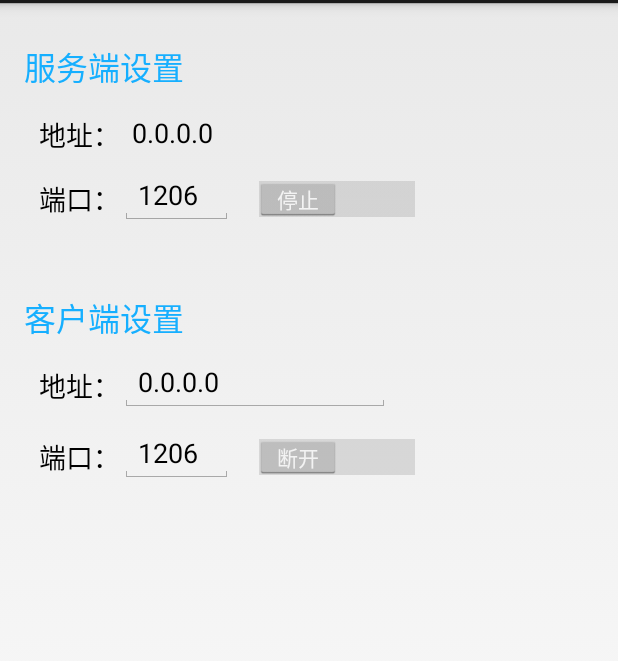
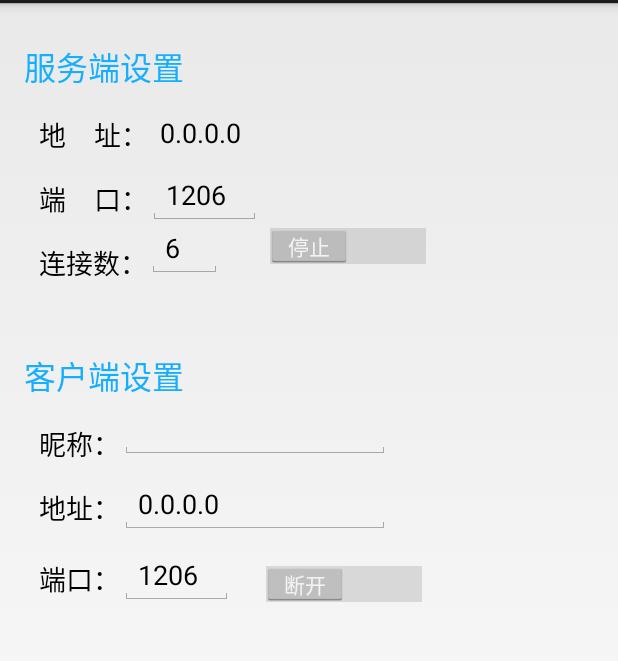
Before and after one commit to bigsupersniper/WLANGames, an Android app: the fragment GameServerFragment shown on its own in the app's theme, on a phone screen of 412 x 824 dp, the part 69-730 px from its top. Run offline under Robolectric (Android 15) with nearby library versions, the phone set to English and light mode, and no system bars.

Commit message:
添加服务端连接数设置，添加客户端标识设置

```diff
--- a/app/src/main/java/org/bigsupersniper/wlangames/activity/BluffDiceFragment.java
+++ b/app/src/main/java/org/bigsupersniper/wlangames/activity/BluffDiceFragment.java
@@ -1,6 +1,5 @@
 package org.bigsupersniper.wlangames.activity;
 
-import android.app.Activity;
 import android.media.MediaPlayer;
 import android.os.Bundle;
 import android.app.Fragment;
@@ -34,7 +33,7 @@ public class BluffDiceFragment extends Fragment {
                              Bundle savedInstanceState) {
         View view = inflater.inflate(R.layout.fragment_bluff_dice, container, false);
 
-        tvDiceCount = (TextView)view.findViewById(R.id.tvDiceCount);
+        tvDiceCount = (TextView)view.findViewById(R.id.textView20);
         tvDiceDesc = (TextView)view.findViewById(R.id.tvDiceDesc);
         tvDiceCount.setText("游戏次数 : " + count + " 次");
         gvDices = (GridView)view.findViewById(R.id.gvDices);
@@ -52,7 +51,7 @@ public class BluffDiceFragment extends Fragment {
 
     public void refreshDices(int[] ids){
         if (ids.length < 5) return;
-        tvDiceDesc.setText("上一局游戏时间 : " + new SimpleDateFormat("yyyy-MM-dd HH:mm:ss").format(new Date()));
+        tvDiceDesc.setText("上一局游戏时间 : " + new SimpleDateFormat("HH:mm:ss").format(new Date()));
         tvDiceCount.setText("游戏次数 : " + (++count) + " 次");
         if (!player.isPlaying()) {
             player.start();
--- a/app/src/main/java/org/bigsupersniper/wlangames/activity/CPokerFragment.java
+++ b/app/src/main/java/org/bigsupersniper/wlangames/activity/CPokerFragment.java
@@ -5,9 +5,6 @@ import android.os.Bundle;
 import android.view.LayoutInflater;
 import android.view.View;
 import android.view.ViewGroup;
-import android.widget.GridView;
-import android.widget.SimpleAdapter;
-import android.widget.StackView;
 import android.widget.TextView;
 
 import org.bigsupersniper.wlangames.R;
@@ -63,7 +60,7 @@ public class CPokerFragment extends Fragment {
     }
 
     public void refreshCards(String[] cards){
-        tvCPokerDesc.setText("上一局游戏时间 : " + new SimpleDateFormat("yyyy-MM-dd HH:mm:ss").format(new Date()));
+        tvCPokerDesc.setText("上一局游戏时间 : " + new SimpleDateFormat("HH:mm:ss").format(new Date()));
         tvCPokerCount.setText("游戏次数 : " + (++count) + " 次");
 
         Class<R.drawable> c = R.drawable.class;
--- a/app/src/main/java/org/bigsupersniper/wlangames/socket/OnSocketClientListener.java
+++ b/app/src/main/java/org/bigsupersniper/wlangames/socket/OnSocketClientListener.java
@@ -11,7 +11,7 @@ public interface OnSocketClientListener {
 
     public void onMessage(String message);
 
-    public void onRead(SocketMessage msg);
+    public void onRead(SocketClient client , SocketMessage msg);
 
     public void onSend(SocketClient client , SocketMessage msg);
 }
--- a/app/src/main/java/org/bigsupersniper/wlangames/socket/SocketCmd.java
+++ b/app/src/main/java/org/bigsupersniper/wlangames/socket/SocketCmd.java
@@ -1,11 +1,12 @@
 package org.bigsupersniper.wlangames.socket;
 
 /**
- * Created by sniper on 2014/7/28.
+ * Created by linfeng on 2014/7/28.
  */
 public class SocketCmd {
     public final static String Connected = "connected";
     public final static String Disconnected = "disconnected";
+    public final static String SetClientId = "setclientid";
     public final static String BluffDice = "bluffdice";
     public final static String CPoker = "cpoker";
 }
--- a/app/src/main/java/org/bigsupersniper/wlangames/socket/SocketUtils.java
+++ b/app/src/main/java/org/bigsupersniper/wlangames/socket/SocketUtils.java
@@ -10,5 +10,4 @@ public class SocketUtils {
     public final static int EndByte = 0;
     public final static int BufferSize = 1024;
     public final static Charset MessageCharset = Charset.forName("utf-8");
-    public final static int SocketPoolSize = 20;
 }
--- a/app/src/main/res/layout/activity_index.xml
+++ b/app/src/main/res/layout/activity_index.xml
@@ -24,7 +24,7 @@
                 android:layout_height="wrap_content"
                 android:textAppearance="?android:attr/textAppearanceLarge"
                 android:text="WLAN Games"
-                android:id="@+id/tvDiceCount"
+                android:id="@+id/textView20"
                 android:layout_gravity="center"
                 android:layout_centerVertical="true"
                 android:layout_centerHorizontal="true"
@@ -36,7 +36,7 @@
                 android:textAppearance="?android:attr/textAppearanceSmall"
                 android:text="© LINFENG 2014"
                 android:id="@+id/tvDiceDesc"
-                android:layout_below="@+id/tvDiceCount"
+                android:layout_below="@+id/textView20"
                 android:layout_centerHorizontal="true"
                 android:layout_marginTop="8dp" />
         </RelativeLayout>
--- a/app/src/main/res/layout/fragment_bluff_dice.xml
+++ b/app/src/main/res/layout/fragment_bluff_dice.xml
@@ -14,7 +14,7 @@
         android:layout_height="wrap_content"
         android:numColumns="1"
         android:verticalSpacing="10dp"
-        android:layout_below="@+id/tvDiceCount"
+        android:layout_below="@+id/textView20"
         android:layout_alignParentLeft="true"
         android:layout_alignParentStart="true"
         android:layout_marginTop="30dp"
@@ -34,7 +34,7 @@
         android:layout_width="wrap_content"
         android:layout_height="wrap_content"
         android:textAppearance="?android:attr/textAppearanceSmall"
-        android:id="@+id/tvDiceCount"
+        android:id="@+id/textView20"
         android:layout_below="@+id/tvDiceDesc"
         android:layout_centerHorizontal="true"
         android:layout_marginTop="10dp" />
--- a/app/src/main/res/layout/fragment_game_server.xml
+++ b/app/src/main/res/layout/fragment_game_server.xml
@@ -19,8 +19,8 @@
             android:layout_width="wrap_content"
             android:layout_height="wrap_content"
             android:textAppearance="?android:attr/textAppearanceMedium"
-            android:text="地址："
-            android:id="@+id/tvDiceCount"
+            android:text="地    址："
+            android:id="@+id/textView5"
             android:layout_below="@+id/tvDiceDesc"
             android:layout_alignParentLeft="true"
             android:layout_alignParentStart="true"
@@ -32,19 +32,19 @@
             android:layout_height="wrap_content"
             android:textAppearance="?android:attr/textAppearanceMedium"
             android:id="@+id/tvIP"
-            android:layout_alignTop="@+id/tvDiceCount"
-            android:layout_toRightOf="@+id/tvDiceCount"
+            android:layout_alignTop="@+id/textView5"
+            android:layout_toRightOf="@+id/textView5"
             android:layout_marginLeft="8dp" />
 
         <TextView
             android:layout_width="wrap_content"
             android:layout_height="wrap_content"
             android:textAppearance="?android:attr/textAppearanceMedium"
-            android:text="端口："
+            android:text="端    口："
             android:id="@+id/textView3"
-            android:layout_below="@+id/tvDiceCount"
-            android:layout_alignLeft="@+id/tvDiceCount"
-            android:layout_alignStart="@+id/tvDiceCount"
+            android:layout_below="@+id/textView5"
+            android:layout_alignLeft="@+id/textView5"
+            android:layout_alignStart="@+id/textView5"
             android:layout_marginTop="15dp" />
 
         <EditText
@@ -76,11 +76,35 @@
             android:id="@+id/swServer"
             android:textOff="停止"
             android:textOn="开启"
-            android:layout_alignTop="@+id/textView3"
-            android:layout_toRightOf="@+id/etPort"
-            android:layout_marginLeft="15dp"
             android:singleLine="false"
-            android:checked="false" />
+            android:checked="false"
+            android:layout_toEndOf="@+id/etPort"
+            android:layout_toRightOf="@+id/etCount"
+            android:layout_below="@+id/etPort"
+            android:layout_marginLeft="30dp" />
+
+        <TextView
+            android:layout_width="wrap_content"
+            android:layout_height="wrap_content"
+            android:textAppearance="?android:attr/textAppearanceMedium"
+            android:text="连接数："
+            android:id="@+id/textView"
+            android:layout_alignParentLeft="true"
+            android:layout_alignParentStart="true"
+            android:layout_below="@+id/textView3"
+            android:layout_marginTop="15dp"
+            android:layout_marginLeft="10dp" />
+
+        <EditText
+            android:layout_width="wrap_content"
+            android:layout_height="wrap_content"
+            android:id="@+id/etCount"
+            android:minWidth="50dp"
+            android:text="6"
+            android:numeric="integer"
+            android:layout_below="@+id/textView3"
+            android:layout_toRightOf="@+id/textView"
+            android:layout_toEndOf="@+id/textView" />
 
     </RelativeLayout>
 
@@ -111,7 +135,7 @@
             android:textAppearance="?android:attr/textAppearanceMedium"
             android:text="地址："
             android:id="@+id/textView8"
-            android:layout_below="@+id/textView12"
+            android:layout_below="@+id/textView6"
             android:layout_alignParentLeft="true"
             android:layout_alignParentStart="true"
             android:layout_marginTop="15dp"
@@ -140,18 +164,6 @@
             android:textSize="21dp"
             android:textColor="#ff16afff" />
 
-        <Switch
-            android:layout_width="wrap_content"
-            android:layout_height="wrap_content"
-            android:id="@+id/swClient"
-            android:textOff="断开"
-            android:textOn="连接"
-            android:layout_alignTop="@+id/textView10"
-            android:layout_toRightOf="@+id/etServerPort"
-            android:layout_marginLeft="15dp"
-            android:singleLine="false"
-            android:checked="false" />
-
         <EditText
             android:layout_width="wrap_content"
             android:layout_height="wrap_content"
@@ -162,6 +174,39 @@
             android:layout_alignTop="@+id/textView8"
             android:numeric="integer" />
 
+        <TextView
+            android:layout_width="wrap_content"
+            android:layout_height="wrap_content"
+            android:textAppearance="?android:attr/textAppearanceMedium"
+            android:text="昵称："
+            android:id="@+id/textView6"
+            android:layout_below="@+id/textView12"
+            android:layout_alignLeft="@+id/textView10"
+            android:layout_toStartOf="@+id/etServerPort"
+            android:layout_marginTop="15dp" />
+
+        <EditText
+            android:layout_width="wrap_content"
+            android:layout_height="wrap_content"
+            android:id="@+id/etClientId"
+            android:layout_below="@+id/textView12"
+            android:layout_alignEnd="@+id/etServerIP"
+            android:layout_alignLeft="@+id/etServerPort" />
+
+        <Switch
+            android:layout_width="wrap_content"
+            android:layout_height="wrap_content"
+            android:id="@+id/swClient"
+            android:textOff="断开"
+            android:textOn="连接"
+            android:singleLine="false"
+            android:checked="false"
+            android:layout_alignWithParentIfMissing="false"
+            android:layout_alignBottom="@+id/etServerPort"
+            android:layout_toRightOf="@+id/etServerPort"
+            android:layout_toEndOf="@+id/etServerPort"
+            android:layout_marginLeft="20dp" />
+
     </RelativeLayout>
 
 </RelativeLayout>
```
Also changed, not shown: app/src/main/java/org/bigsupersniper/wlangames/activity/GameServerFragment.java (+37 -13 lines), app/src/main/java/org/bigsupersniper/wlangames/socket/SocketClient.java (+12 -3 lines), app/src/main/java/org/bigsupersniper/wlangames/socket/SocketServer.java (+12 -4 lines).
